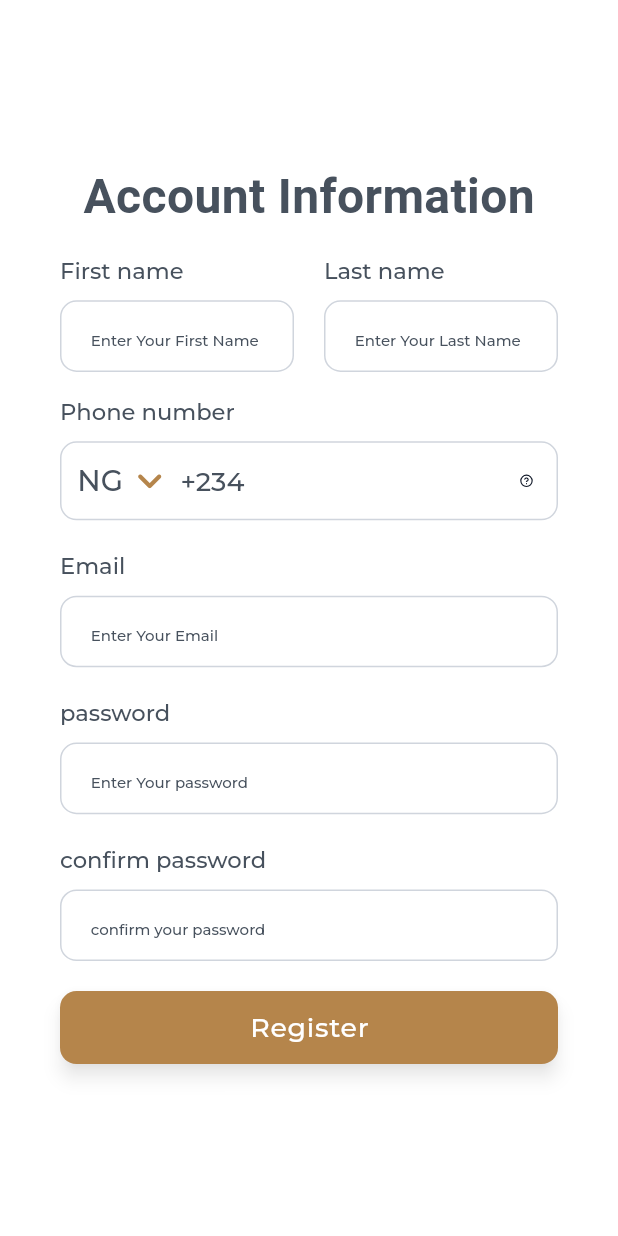
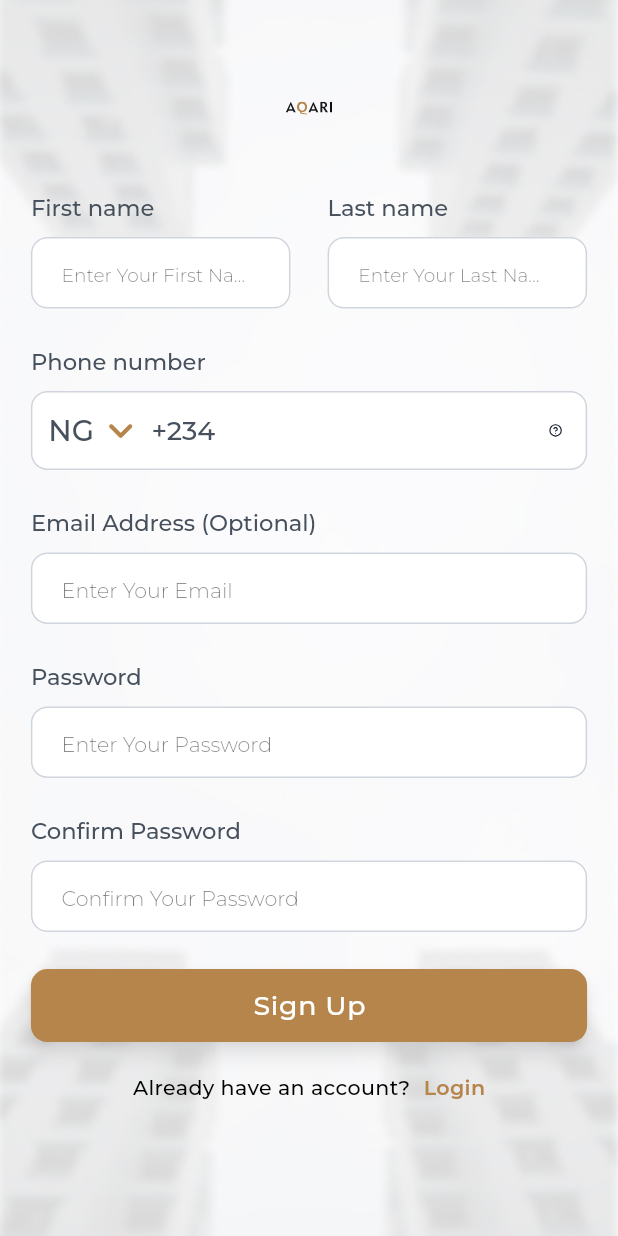
Before and after one commit to ahmednabilmahran/Aqari, a Flutter app: the SignUpScreen screen opened by its route, on a phone screen of 412 x 824 dp. Run offline on Flutter 3.47's test engine with Material 3 defaults, Android fonts, the phone set to English and light mode, and no system bars; our stand-ins replace auto_size_text, dartz, firebase_analytics, flutter_bloc, flutter_svg, get_it and 6 more; accounts and stored records are empty; Roboto replaces fonts that are missing (Montserrat-Bold); project files that could hold a hidden picture were left out.

Commit message:
Adding Some Touches To Sign Up Screen ✅

```diff
--- a/lib/l10n/intl_en.arb
+++ b/lib/l10n/intl_en.arb
@@ -7,5 +7,17 @@
   "forgotPassword": "Forgot Password?",
   "login": "Login",
   "joinNow": "Join Now",
-  "dontHaveAnAccount": "Don't have an account?"
+  "dontHaveAnAccount": "Don't have an account?",
+  "firstName": "First name",
+  "accountInformation": "Account Information",
+  "enterYourFirstName": "Enter Your First Name",
+  "lastName": "Last name",
+  "enterYourLastName": "Enter Your Last Name",
+  "emailAddress": "Email Address",
+  "optional": "Optional",
+  "enterYourEmail": "Enter Your Email",
+  "confirmPassword": "Confirm Password",
+  "confirmYourPassword": "Confirm Your Password",
+  "signUp": "Sign Up",
+  "alreadyHaveAnAccount": "Already have an account?"
 }
--- a/lib/modules/login/screens/login_screen.dart
+++ b/lib/modules/login/screens/login_screen.dart
@@ -50,10 +50,13 @@ class _LoginScreenState extends State<LoginScreen> {
             child: Column(
               mainAxisAlignment: MainAxisAlignment.center,
               children: [
-                SvgPicture.asset(
+                Hero(
+                  tag: 'logo',
+                  child: SvgPicture.asset(
                     Assets.genIconsLogoText,
                     height: 7.5.h,
                     width: 7.5.w,
+                  ),
                 ),
                 SizedX.h2,
                 Text(
@@ -102,10 +105,13 @@ class _LoginScreenState extends State<LoginScreen> {
                       : const SizedBox.shrink(),
                 ),
                 SizedX.h2,
-                CustomButton(
+                Hero(
+                  tag: 'button',
+                  child: CustomButton(
                     buttonText: S.of(context).login,
                     onPressed: _onLoginPressed,
                     fillBackgroundColor: ThemeHelper.appColors.secondaryColor,
+                  ),
                 ),
                 SizedX.h2p5,
                 RichText(
--- a/lib/modules/sign_up/screens/sign_up_screen.dart
+++ b/lib/modules/sign_up/screens/sign_up_screen.dart
@@ -1,115 +1,155 @@
+import 'package:aqari/config/routes/app_routes.dart';
+import 'package:aqari/core/utils/assets.dart';
+import 'package:aqari/core/utils/sized_x.dart';
+import 'package:aqari/core/utils/theme_helper.dart';
 import 'package:aqari/core/widgets/custom_button.dart';
+import 'package:aqari/core/widgets/custom_padding.dart';
 import 'package:aqari/core/widgets/custom_phone_number_text_field.dart';
 import 'package:aqari/core/widgets/custom_text_field.dart';
+import 'package:aqari/generated/l10n.dart';
+import 'package:flutter/gestures.dart';
 import 'package:flutter/material.dart';
+import 'package:flutter_svg/svg.dart';
+import 'package:sizer/sizer.dart';
 
 /// SignUpScreen
-class SignUpScreen extends StatefulWidget {
+class SignUpScreen extends StatelessWidget {
   /// constructor
   const SignUpScreen({super.key});
 
   @override
-  State<SignUpScreen> createState() => _SignUpScreenState();
-}
-
-class _SignUpScreenState extends State<SignUpScreen> {
-  final TextEditingController firstName = TextEditingController();
-  final TextEditingController lastName = TextEditingController();
-  final TextEditingController email = TextEditingController();
-  final TextEditingController password = TextEditingController();
-  final TextEditingController phone = TextEditingController();
-
-  @override
   Widget build(BuildContext context) {
     return Scaffold(
-      backgroundColor: Colors.white,
-      body: SingleChildScrollView(
-        child: Padding(
-          padding: const EdgeInsets.symmetric(horizontal: 40, vertical: 8),
+      body: Container(
+        height: 100.h,
+        width: 100.w,
+        decoration: const BoxDecoration(
+          image: DecorationImage(
+            image: AssetImage(Assets.genImagesLoginBackground),
+            fit: BoxFit.cover,
+          ),
+        ),
+        child: SafeArea(
+          child: SingleChildScrollView(
+            child: CustomPadding(
               child: Column(
                 children: [
-              const SizedBox(
-                height: 100,
+                  SizedX.h4,
+                  Hero(
+                    tag: 'logo',
+                    child: SvgPicture.asset(
+                      Assets.genIconsLogoText,
+                      height: 7.5.h,
+                      width: 7.5.w,
                     ),
-              const Center(
-                child: Text(
-                  'Account Information',
-                  style: TextStyle(
-                    fontFamily: 'Montserrat-Bold',
-                    fontSize: 32,
-                    fontWeight: FontWeight.bold,
+                  ),
+                  SizedX.h3,
+                  Row(
+                    children: [
+                      Expanded(
+                        child: CustomTextField(
+                          controller: TextEditingController(),
+                          label: S.of(context).firstName,
+                          hintText: S.of(context).enterYourFirstName,
+                          hintStyle:
+                              Theme.of(context).textTheme.labelSmall!.copyWith(
+                                    fontSize: 9.sp,
+                                    fontWeight: FontWeight.w300,
+                                    color: Theme.of(context).hintColor,
+                                    letterSpacing: 0,
                                   ),
                         ),
                       ),
-              Row(
-                children: [
+                      SizedX.w6,
                       Expanded(
-                    child: Padding(
-                      padding:
-                          const EdgeInsets.only(right: 10, top: 16, bottom: 16),
                         child: CustomTextField(
-                        controller: firstName,
-                        label: 'First name',
-                        hintText: 'Enter Your First Name',
-                        hintStyle: const TextStyle(fontSize: 10),
-                      ),
-                    ),
-                  ),
-                  Expanded(
-                    child: Padding(
-                      padding:
-                          const EdgeInsets.only(left: 10, top: 16, bottom: 16),
-                      child: CustomTextField(
-                        controller: firstName,
-                        label: 'Last name',
-                        hintText: 'Enter Your Last Name',
-                        hintStyle: const TextStyle(fontSize: 10),
+                          controller: TextEditingController(),
+                          label: S.of(context).lastName,
+                          hintText: S.of(context).enterYourLastName,
+                          hintStyle:
+                              Theme.of(context).textTheme.labelSmall!.copyWith(
+                                    fontSize: 9.sp,
+                                    fontWeight: FontWeight.w300,
+                                    color: Theme.of(context).hintColor,
+                                    letterSpacing: 0,
                                   ),
                         ),
                       ),
                     ],
                   ),
+                  SizedX.h3,
                   CustomPhoneNumberTextField(
-                controller: phone,
-                label: 'Phone number',
+                    controller: TextEditingController(),
+                    label: S.of(context).phoneNumber,
                   ),
-              const SizedBox(
-                height: 20,
+                  SizedX.h3,
+                  CustomTextField(
+                    controller: TextEditingController(),
+                    label:
+                        // ignore: lines_longer_than_80_chars
+                        '${S.of(context).emailAddress} (${S.of(context).optional})',
+                    hintText: S.of(context).enterYourEmail,
                   ),
+                  SizedX.h3,
                   CustomTextField(
-                controller: email,
-                label: 'Email',
-                hintText: 'Enter Your Email',
-                hintStyle: const TextStyle(fontSize: 10),
-              ),
-              const SizedBox(
-                height: 20,
-              ),
-              CustomTextField(
-                controller: password,
-                label: 'password',
-                hintText: 'Enter Your password',
-                hintStyle: const TextStyle(fontSize: 10),
+                    controller: TextEditingController(),
+                    label: S.of(context).password,
+                    hintText: S.of(context).enterYourPassword,
                     obscureText: true,
                   ),
-              const SizedBox(
-                height: 20,
-              ),
+                  SizedX.h3,
                   CustomTextField(
-                controller: password,
-                label: 'confirm password',
-                hintText: 'confirm your password',
-                hintStyle: const TextStyle(fontSize: 10),
+                    controller: TextEditingController(),
+                    label: S.of(context).confirmPassword,
+                    hintText: S.of(context).confirmYourPassword,
                     obscureText: true,
                   ),
-              const SizedBox(
-                height: 20,
+                  SizedX.h3,
+                  Hero(
+                    tag: 'button',
+                    child: CustomButton(
+                      onPressed: () {},
+                      buttonText: S.of(context).signUp,
                     ),
-              CustomButton(
-                onPressed: () {},
-                buttonText: 'Register',
+                  ),
+                  SizedX.h2p5,
+                  RichText(
+                    text: TextSpan(
+                      children: [
+                        TextSpan(
+                          text: S.of(context).alreadyHaveAnAccount,
+                          style:
+                              Theme.of(context).textTheme.bodyMedium!.copyWith(
+                                    fontSize: 10.sp,
+                                    fontWeight: FontWeight.w500,
+                                    color: ThemeHelper.appColors.black,
+                                  ),
+                        ),
+                        const TextSpan(
+                          text: '  ',
+                        ),
+                        TextSpan(
+                          text: S.of(context).login,
+                          style:
+                              Theme.of(context).textTheme.bodyMedium!.copyWith(
+                                    fontSize: 10.sp,
+                                    fontWeight: FontWeight.w600,
+                                    color: ThemeHelper.appColors.primaryColor,
+                                  ),
+                          recognizer: TapGestureRecognizer()
+                            ..onTap = () {
+                              Navigator.pushReplacementNamed(
+                                context,
+                                Routes.loginRoute,
+                              );
+                            },
                         ),
                       ],
+                    ),
+                  ),
+                ],
+              ),
+            ),
           ),
         ),
       ),
```
Also changed, not shown: lib/generated/intl/messages_en.dart, lib/generated/l10n.dart. Lines whose indentation alone changed are shown as unchanged.
